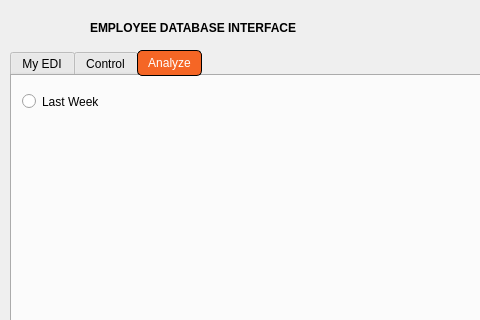
katietrom11392/EDI, file EDI/windowmain.ui: the form before one commit; both pictures show x 0 to 480 and y 0 to 320 of the 868 by 655 pixel window.
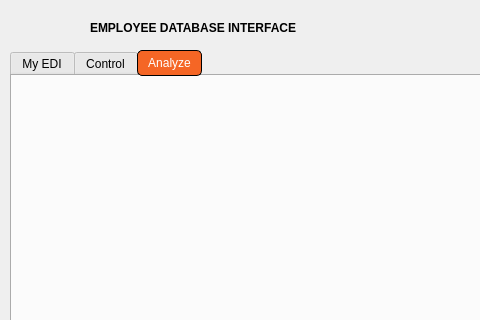
The form after the commit. Icons and pictures are not drawn. Custom widgets are drawn as their Qt base class.

Commit message: Removed random button on analyze UI, and removed some of the message boxes

The edit to the form file:
```diff
--- a/EDI/windowmain.ui
+++ b/EDI/windowmain.ui
@@ -963,22 +963,6 @@
      </property>
      <layout class="QHBoxLayout" name="horizontalLayout"/>
     </widget>
-    <widget class="QRadioButton" name="showLastSeven">
-     <property name="geometry">
-      <rect>
-       <x>10</x>
-       <y>10</y>
-       <width>181</width>
-       <height>31</height>
-      </rect>
-     </property>
-     <property name="text">
-      <string>Last Week</string>
-     </property>
-     <property name="checked">
-      <bool>false</bool>
-     </property>
-    </widget>
    </widget>
   </widget>
   <widget class="QLabel" name="labelLogo">
```
Left out of the diff: 2 changed lines with no effect on the pictures. The commit also changes 4 other files.
